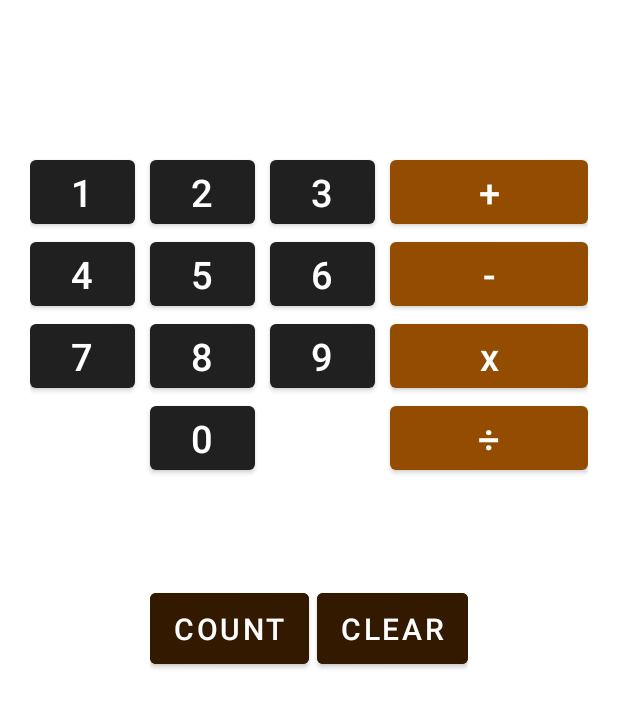
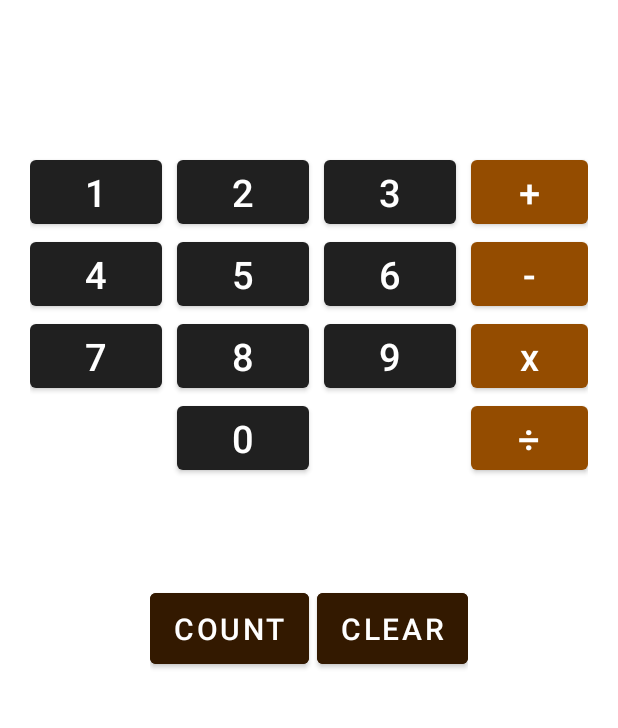
Before and after one commit to AndreeMeilio/Kalkulator-Android-Studio, an Android app: the screen it shows after launch (MainActivity), on a phone screen of 412 x 824 dp, the part 341-1069 px from its top. Run offline under Robolectric (Android 15) with nearby library versions, the phone set to English and light mode, and no system bars.

Commit message:
Adding some Theme for layout

```diff
--- a/app/src/main/res/values/themes.xml
+++ b/app/src/main/res/values/themes.xml
@@ -15,7 +15,7 @@
     </style>
 
     <style name="setting_button">
-        <item name="android:layout_width">70dp</item>
+        <item name="android:layout_width">wrap_content</item>
         <item name="android:layout_height">wrap_content</item>
         <item name="android:layout_marginRight">10dp</item>
         <item name="android:textSize">25sp</item>
```
